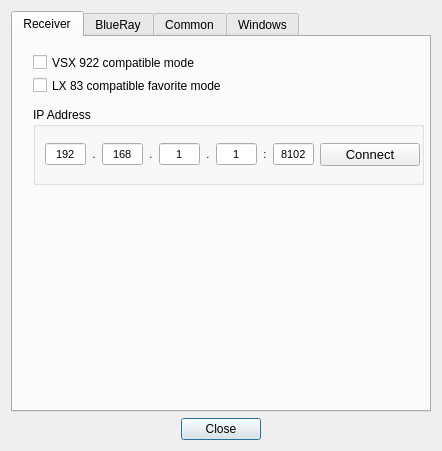
First picture: the form in settingsdialog.ui, repository AceOfSnakes/AvrPioRemote, before the edit.
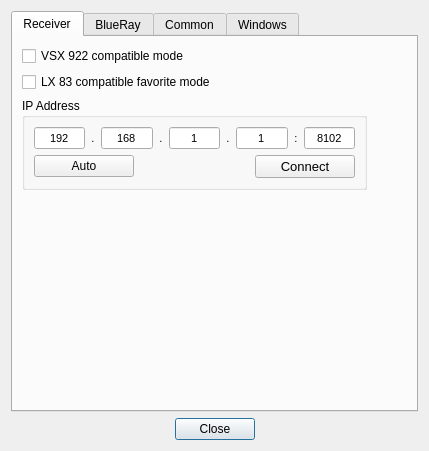
Second picture: the form after the edit.

```diff
--- a/settingsdialog.ui
+++ b/settingsdialog.ui
@@ -6,7 +6,7 @@
    <rect>
     <x>0</x>
     <y>0</y>
-    <width>442</width>
+    <width>429</width>
     <height>451</height>
    </rect>
   </property>
@@ -29,31 +29,9 @@
       <attribute name="title">
        <string>Receiver</string>
       </attribute>
-      <widget class="QCheckBox" name="FavoriteLX83CompatibilityModeCheckBox">
-       <property name="geometry">
-        <rect>
-         <x>20</x>
-         <y>40</y>
-         <width>257</width>
-         <height>17</height>
-        </rect>
-       </property>
-       <property name="layoutDirection">
-        <enum>Qt::LeftToRight</enum>
-       </property>
-       <property name="text">
-        <string>LX 83 compatible favorite mode</string>
-       </property>
-      </widget>
+      <layout class="QVBoxLayout" name="verticalLayout_8">
+       <item>
       <widget class="QCheckBox" name="TunerVSX922CompatibilityModeCheckBox">
-       <property name="geometry">
-        <rect>
-         <x>20</x>
-         <y>17</y>
-         <width>257</width>
-         <height>17</height>
-        </rect>
-       </property>
        <property name="layoutDirection">
         <enum>Qt::LeftToRight</enum>
        </property>
@@ -61,15 +39,21 @@
         <string>VSX 922 compatible mode</string>
        </property>
       </widget>
+       </item>
+       <item>
+        <widget class="QCheckBox" name="FavoriteLX83CompatibilityModeCheckBox">
+         <property name="layoutDirection">
+          <enum>Qt::LeftToRight</enum>
+         </property>
+         <property name="text">
+          <string>LX 83 compatible favorite mode</string>
+         </property>
+        </widget>
+       </item>
+       <item>
+        <layout class="QHBoxLayout" name="horizontalLayout_4">
+         <item>
       <widget class="QGroupBox" name="groupBox_3">
-       <property name="geometry">
-        <rect>
-         <x>20</x>
-         <y>70</y>
-         <width>391</width>
-         <height>78</height>
-        </rect>
-       </property>
        <property name="sizePolicy">
         <sizepolicy hsizetype="Ignored" vsizetype="Preferred">
          <horstretch>0</horstretch>
@@ -79,6 +63,8 @@
        <property name="title">
         <string>IP Address</string>
        </property>
+           <layout class="QVBoxLayout" name="verticalLayout_7">
+            <item>
        <layout class="QHBoxLayout" name="horizontalLayout_2">
         <item>
          <widget class="QLineEdit" name="lineEditIP1">
@@ -303,6 +289,52 @@
          </widget>
         </item>
         <item>
+               <spacer name="horizontalSpacer_4">
+                <property name="orientation">
+                 <enum>Qt::Horizontal</enum>
+                </property>
+                <property name="sizeHint" stdset="0">
+                 <size>
+                  <width>40</width>
+                  <height>20</height>
+                 </size>
+                </property>
+               </spacer>
+              </item>
+             </layout>
+            </item>
+            <item>
+             <layout class="QHBoxLayout" name="horizontalLayout_3">
+              <item>
+               <widget class="QPushButton" name="pushButtonAuto">
+                <property name="minimumSize">
+                 <size>
+                  <width>100</width>
+                  <height>0</height>
+                 </size>
+                </property>
+                <property name="text">
+                 <string>Auto</string>
+                </property>
+                <property name="autoDefault">
+                 <bool>false</bool>
+                </property>
+               </widget>
+              </item>
+              <item>
+               <spacer name="horizontalSpacer_3">
+                <property name="orientation">
+                 <enum>Qt::Horizontal</enum>
+                </property>
+                <property name="sizeHint" stdset="0">
+                 <size>
+                  <width>40</width>
+                  <height>20</height>
+                 </size>
+                </property>
+               </spacer>
+              </item>
+              <item>
          <widget class="QPushButton" name="pushButtonConnect">
           <property name="minimumSize">
            <size>
@@ -329,7 +361,42 @@
          </widget>
         </item>
        </layout>
-      </widget>
+            </item>
+           </layout>
+          </widget>
+         </item>
+         <item>
+          <spacer name="horizontalSpacer_5">
+           <property name="orientation">
+            <enum>Qt::Horizontal</enum>
+           </property>
+           <property name="sizeType">
+            <enum>QSizePolicy::Minimum</enum>
+           </property>
+           <property name="sizeHint" stdset="0">
+            <size>
+             <width>40</width>
+             <height>20</height>
+            </size>
+           </property>
+          </spacer>
+         </item>
+        </layout>
+       </item>
+       <item>
+        <spacer name="verticalSpacer_5">
+         <property name="orientation">
+          <enum>Qt::Vertical</enum>
+         </property>
+         <property name="sizeHint" stdset="0">
+          <size>
+           <width>20</width>
+           <height>214</height>
+          </size>
+         </property>
+        </spacer>
+       </item>
+      </layout>
      </widget>
      <widget class="QWidget" name="tab">
       <attribute name="title">
```
Lines whose indentation alone changed are shown as unchanged.
